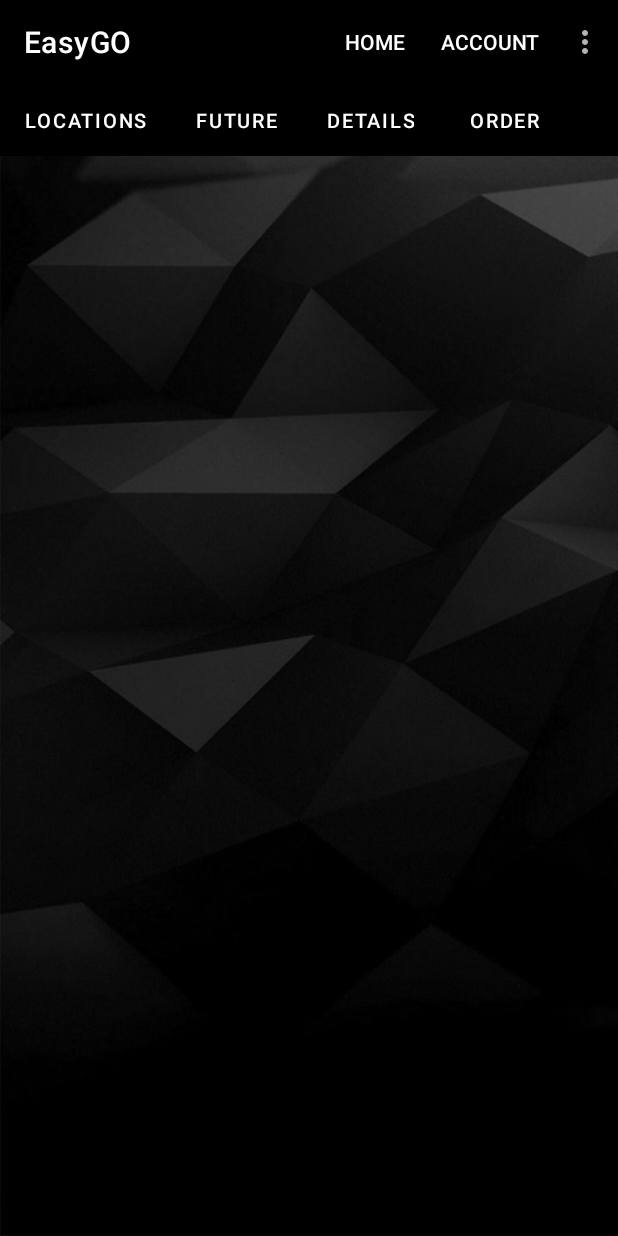
After one commit to AngieDraskovic/UberProject, an Android app: the RideOrderActivity screen opened directly, with no data from a screen before it, on a phone screen of 412 x 824 dp. The commit adds this screen. Run offline under Robolectric (Android 15) with nearby library versions, the phone set to English and light mode, and no system bars.

Commit message:
Added fragments for ride ordering

```diff
--- /dev/null
+++ b/EasyGO2/app/src/main/java/com/example/easygo/passenger/rideorder/RideOrderActivity.java
@@ -0,0 +1,106 @@
+package com.example.easygo.passenger.rideorder;
+
+import androidx.annotation.NonNull;
+import androidx.appcompat.app.AppCompatActivity;
+import androidx.appcompat.widget.Toolbar;
+
+import android.content.Intent;
+import android.os.Bundle;
+import android.view.Menu;
+import android.view.MenuItem;
+import android.view.View;
+import android.widget.Button;
+
+import com.example.easygo.FragmentTransition;
+import com.example.easygo.R;
+import com.example.easygo.UserLoginActivity;
+import com.example.easygo.passenger.PassengerAccountActivity;
+import com.example.easygo.passenger.PassengerInboxActivity;
+import com.example.easygo.passenger.PassengerMainActivity;
+import com.example.easygo.passenger.PassengerRideHistoryActivity;
+
+public class RideOrderActivity extends AppCompatActivity {
+
+    @Override
+    protected void onCreate(Bundle savedInstanceState) {
+        super.onCreate(savedInstanceState);
+        setContentView(R.layout.activity_ride_order);
+
+        Toolbar toolbar = findViewById(R.id.toolbar);
+        setSupportActionBar(toolbar);
+
+        Button locationsFragmentBtn = findViewById(R.id.locationsFragmentBtn);
+        locationsFragmentBtn.setOnClickListener(new View.OnClickListener() {
+            @Override
+            public void onClick(View view) {
+                FragmentTransition.to(Fragment1Locations.newInstance("parameter1", "parameter2"), RideOrderActivity.this, false, R.id.fragmentContainer);
+            }
+        });
+
+        Button futureFragmentBtn = findViewById(R.id.futureFragmentBtn);
+        futureFragmentBtn.setOnClickListener(new View.OnClickListener() {
+            @Override
+            public void onClick(View view) {
+                FragmentTransition.to(Fragment2Future.newInstance("parameter1", "parameter2"), RideOrderActivity.this, false, R.id.fragmentContainer);
+
+            }
+        });
+
+        Button detailsFragmentBtn = findViewById(R.id.detailsFragmentBtn);
+        detailsFragmentBtn.setOnClickListener(new View.OnClickListener() {
+            @Override
+            public void onClick(View view) {
+                FragmentTransition.to(Fragment3Details.newInstance("parameter1", "parameter2"), RideOrderActivity.this, false, R.id.fragmentContainer);
+
+            }
+        });
+
+        Button successFragmentBtn = findViewById(R.id.successFragmentBtn);
+        successFragmentBtn.setOnClickListener(new View.OnClickListener() {
+            @Override
+            public void onClick(View view) {
+                FragmentTransition.to(Fragment4Order.newInstance("parameter1", "parameter2"), RideOrderActivity.this, false, R.id.fragmentContainer);
+
+            }
+        });
+
+
+    }
+
+    @Override
+    public boolean onCreateOptionsMenu(Menu menu) {
+        getMenuInflater().inflate(R.menu.layout_items, menu);
+        return true;
+    }
+
+    @Override
+    public boolean onOptionsItemSelected(@NonNull MenuItem item) {
+
+        switch(item.getItemId()){
+            case
+                    R.id.account:
+                startActivity(new Intent(RideOrderActivity.this, PassengerAccountActivity.class));
+                break;
+            case
+                    R.id.history:
+                startActivity(new Intent(RideOrderActivity.this, PassengerRideHistoryActivity.class));
+                break;
+            case
+                    R.id.home:
+                startActivity(new Intent(RideOrderActivity.this, PassengerMainActivity.class));
+                break;
+            case
+                    R.id.inbox:
+                startActivity(new Intent(RideOrderActivity.this, PassengerInboxActivity.class));
+                break;
+            case
+                    R.id.logout:
+                startActivity(new Intent(RideOrderActivity.this, UserLoginActivity.class));
+                break;
+            default:
+                break;
+        }
+        return true;
+    }
+
+}
--- /dev/null
+++ b/EasyGO2/app/src/main/res/layout/activity_ride_order.xml
@@ -0,0 +1,76 @@
+<?xml version="1.0" encoding="utf-8"?>
+<RelativeLayout xmlns:android="http://schemas.android.com/apk/res/android"
+    xmlns:app="http://schemas.android.com/apk/res-auto"
+    xmlns:tools="http://schemas.android.com/tools"
+    android:layout_width="match_parent"
+    android:layout_height="match_parent"
+    android:background="@drawable/bkg"
+    tools:context=".passenger.rideorder.RideOrderActivity">
+
+    <include
+        android:id="@+id/toolbar"
+        layout="@layout/toolbar_layout" />
+
+    <LinearLayout
+        android:id="@+id/navFragment"
+        android:layout_width="match_parent"
+        android:layout_height="wrap_content"
+        android:orientation="horizontal"
+        android:layout_centerHorizontal="true"
+        android:background="@color/black"
+        android:layout_below="@id/toolbar">
+
+        <Button
+            android:id="@+id/locationsFragmentBtn"
+            android:layout_width="wrap_content"
+            android:layout_height="wrap_content"
+            android:text="Locations"
+            android:textSize="20px"
+            android:textColor="@color/white"
+            />
+        <Button
+            android:id="@+id/futureFragmentBtn"
+            android:layout_width="wrap_content"
+            android:layout_height="wrap_content"
+            android:text="Future"
+            android:textSize="20px"
+            android:textColor="@color/white"
+            />
+        <Button
+            android:id="@+id/detailsFragmentBtn"
+            android:layout_width="wrap_content"
+            android:layout_height="wrap_content"
+            android:text="Details"
+            android:textSize="20px"
+            android:textColor="@color/white"
+            />
+        <Button
+            android:id="@+id/successFragmentBtn"
+            android:layout_width="wrap_content"
+            android:layout_height="wrap_content"
+            android:text="Order"
+            android:textSize="20px"
+            android:textColor="@color/white"
+            />
+
+    </LinearLayout>
+
+
+
+
+
+    <RelativeLayout
+        android:id="@+id/fragmentContainer"
+        android:layout_below="@id/navFragment"
+        android:layout_width="match_parent"
+        android:layout_height="match_parent">
+    </RelativeLayout>
+
+<!--    <TextView-->
+<!--        android:layout_width="wrap_content"-->
+<!--        android:layout_height="wrap_content"-->
+<!--        android:text="RIDE ORDER"-->
+<!--        android:textColor="@color/white"-->
+<!--        android:layout_centerInParent="true"/>-->
+
+</RelativeLayout>
```
Also changed, not shown: EasyGO2/app/src/main/AndroidManifest.xml (+7 -0 lines), EasyGO2/app/src/main/java/com/example/easygo/passenger/PassengerMainActivity.java (+11 -0 lines), EasyGO2/app/src/main/java/com/example/easygo/passenger/rideorder/Fragment1Locations.java (added, +73 -0 lines), EasyGO2/app/src/main/java/com/example/easygo/passenger/rideorder/Fragment2Future.java (added, +73 -0 lines), EasyGO2/app/src/main/java/com/example/easygo/passenger/rideorder/Fragment3Details.java (added, +73 -0 lines), EasyGO2/app/src/main/java/com/example/easygo/passenger/rideorder/Fragment4Order.java (added, +73 -0 lines), EasyGO2/app/src/main/res/layout/activity_passenger_main.xml (+15 -0 lines), EasyGO2/app/src/main/res/layout/fragment_fragment1_locations.xml (added, +16 -0 lines), EasyGO2/app/src/main/res/layout/fragment_fragment2_future.xml (added, +16 -0 lines), EasyGO2/app/src/main/res/layout/fragment_fragment3_details.xml (added, +16 -0 lines), EasyGO2/app/src/main/res/layout/fragment_fragment4_order.xml (added, +16 -0 lines), 209 other files.
